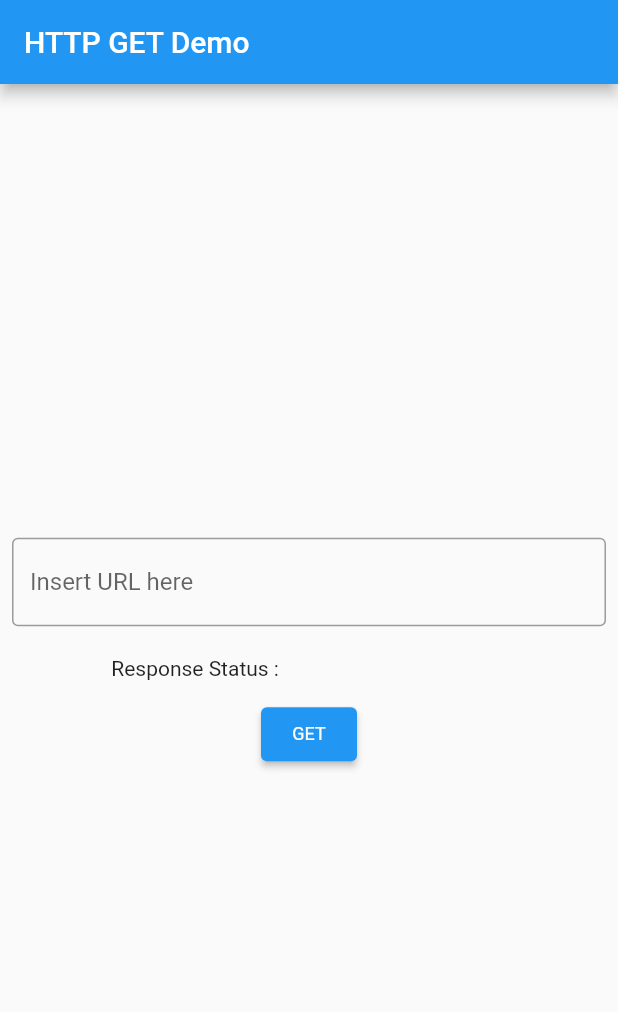
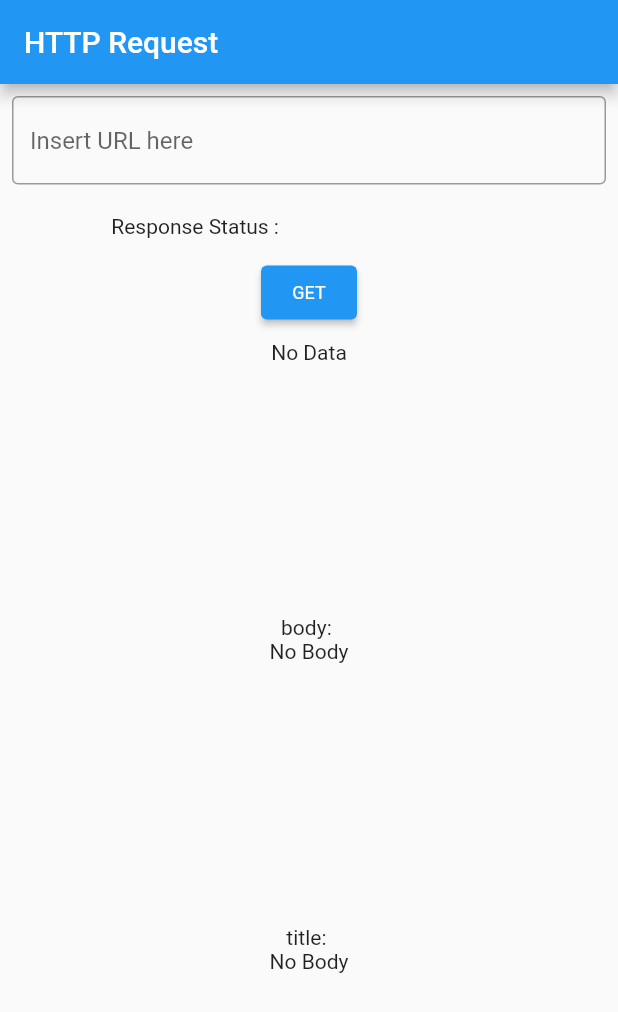
Before and after one commit to ditososro/rest_api_playground, a Flutter app: the screen it shows after launch, after a tap on "GET", on a phone screen of 412 x 824 dp. Shown: the top 1012 px of the screen. Run offline on Flutter 3.47's test engine with Material 2 defaults, Android fonts, the phone set to English and light mode, and no system bars; network calls fail.

Commit message:
json Parse from JSON Placeholder

```diff
--- a/lib/HomePage.dart
+++ b/lib/HomePage.dart
@@ -12,39 +12,39 @@ class MyHomePage extends StatefulWidget {
   _MyHomePageState createState() => _MyHomePageState();
 }
 
+
 class _MyHomePageState extends State<MyHomePage> {
   final TextEditingController _controller = TextEditingController();
-  Future<String> _body ;
-  String _title = "";
+  var _body ;
+  var _title ;
+  var _jsonQuery;
   String url = "";
-  List data;
+  var data;
+  final String token = 'eyJhbGciOiJIUzI1NiJ9.eyJhdWQiOiJkOTU5YjE5Z'
+      'GMzZWQ3ZDEzYzA5MTJiMTA5Y2U1MGQ4MiIsInN1YiI6IjYwYTczZDM3MTQyZWYxMDA0MGYwYmI4'
+      'ZiIsInNjb3BlcyI6WyJhcGlfcmVhZCJdLCJ2ZXJzaW9uIjoxfQ.85Ck8FPXsw5hgCgngqWSRlifUZuaNz0mWwFNpjZTHlU';
 
-  Future<String> getData() async {
+  getData() async {
+    var apiUrl = Uri.parse('https://jsonplaceholder.typicode.com/posts/1');
     var response = await http.get(
-        Uri.parse('https://jsonplaceholder.typicode.com/posts'),
+        apiUrl,
         headers: {
           "Accept": "application/json",
           'Content-Type': 'application/json'
         }
     );
-    data = json.decode(response.body);
-    print(data[1]["title"]);
 
-    _title = data[1]["title"];
     setState(() {
-      _body = getData();
+      data = json.decode(response.body);
+      _jsonQuery = json.decode(response.body).toString();
+      _body  = data["body"];
+      _title = data["title"];
     });
-    return _title;
   }
-
-_get(String urlTarget) async{
- var _parsedUrl = Uri.parse(urlTarget);
- var response = await http.get(_parsedUrl);
- return response;
-}
 
   @override
   void dispose(){
+    _jsonQuery = "Please insert URL and press the GET button";
     _controller.dispose();
     super.dispose();
   }
@@ -64,7 +64,7 @@ _get(String urlTarget) async{
       appBar: AppBar(
         // Here we take the value from the MyHomePage object that was created by
         // the App.build method, and use it to set our appbar title.
-        title: Text(widget.title),
+        title: Text("HTTP Request"),
       ),
       body: Center(
         // Center is a layout widget. It takes a single child and positions it
@@ -99,19 +99,41 @@ _get(String urlTarget) async{
             ),
         ElevatedButton(
           style: style,
-          onPressed: () {
-            url = _controller.text;
-
-            print(url);
-            print(_body.toString());
-            //print(_response);
-
-          },
+          onPressed: getData,
           child: const Text('GET'),
         ),
-            Text(
-              '$_title',
+            Expanded(
+                child: Padding(
+                  padding: const EdgeInsets.all(8.0),
+                  child: Text(
+                    (_jsonQuery != null) ? _jsonQuery : 'No Data',
+                    overflow: TextOverflow.ellipsis,
+                    maxLines: 20,
+                  ),
+                ),
+              ),
+            Text("body: "),
+            Expanded(
+              child: Padding(
+                padding: const EdgeInsets.symmetric(horizontal: 8.0),
+                child: Text(
+                  (_body != null) ? _body : 'No Body',
+                  overflow: TextOverflow.ellipsis,
+                  maxLines: 20,
+                ),
+              ),
             ),
+            Text("title: "),
+            Expanded(
+              child: Padding(
+                padding: const EdgeInsets.symmetric(horizontal: 8.0),
+                child: Text(
+                  (_title != null) ? _title : 'No Body',
+                  overflow: TextOverflow.ellipsis,
+                  maxLines: 20,
+                ),
+              ),
+            )
         ],
     ),
       ),
--- a/lib/main.dart
+++ b/lib/main.dart
@@ -10,20 +10,10 @@ class MyApp extends StatelessWidget {
   @override
   Widget build(BuildContext context) {
     return MaterialApp(
-      title: 'REST API',
       theme: ThemeData(
-        // This is the theme of your application.
-        //
-        // Try running your application with "flutter run". You'll see the
-        // application has a blue toolbar. Then, without quitting the app, try
-        // changing the primarySwatch below to Colors.green and then invoke
-        // "hot reload" (press "r" in the console where you ran "flutter run",
-        // or simply save your changes to "hot reload" in a Flutter IDE).
-        // Notice that the counter didn't reset back to zero; the application
-        // is not restarted.
         primarySwatch: Colors.blue,
       ),
-      home: MyHomePage(title: 'HTTP GET Demo'),
+      home: MyHomePage(),
     );
   }
 }
```
